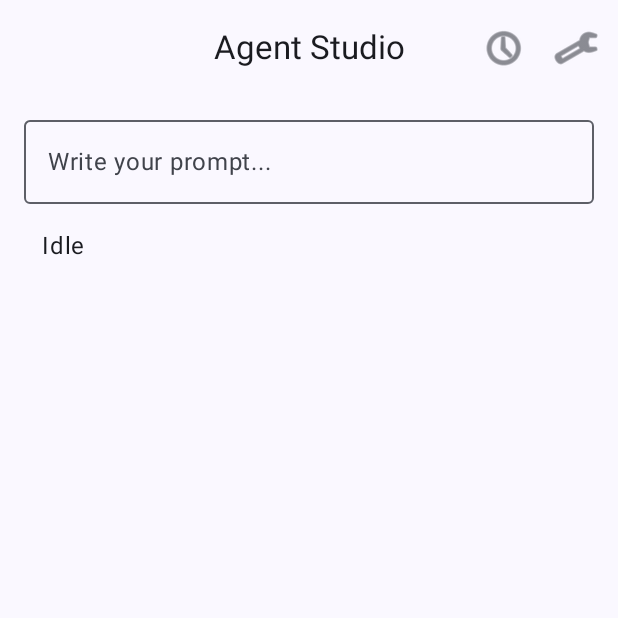
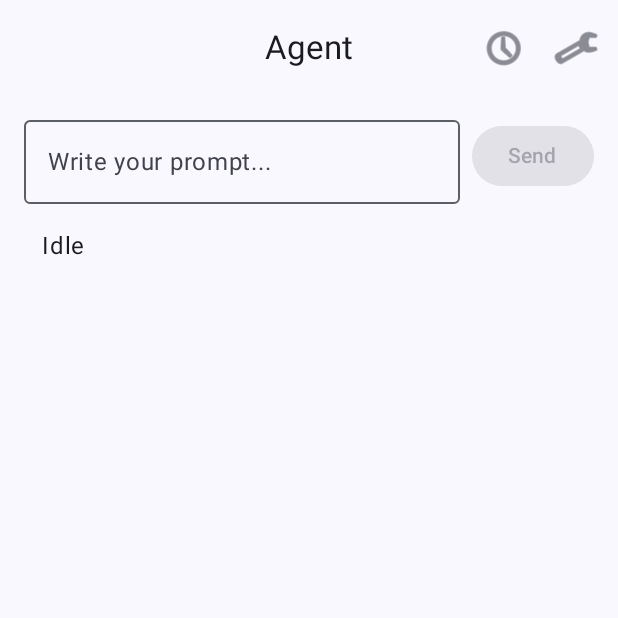
Before and after one commit to YehudaHeller10/my_app_agent, an Android app built with Jetpack Compose: the screen it shows after launch (MainActivity), on a phone screen of 412 x 824 dp, the top half of it. Run offline under Robolectric (Android 15) with nearby library versions, the phone set to English and light mode, and no system bars.

Commit message:
Refactor prompt input with separate send button and improved layout
Co-authored-by: yehudaheller103 <yehudaheller103@gmail.com>

```diff
--- a/empty_activity_template/app/src/main/java/com/example/empty_activity_template/MainActivity.kt
+++ b/empty_activity_template/app/src/main/java/com/example/empty_activity_template/MainActivity.kt
@@ -13,8 +13,7 @@ import androidx.compose.foundation.layout.fillMaxWidth
 import androidx.compose.foundation.layout.height
 import androidx.compose.foundation.layout.width
 import androidx.compose.foundation.layout.padding
-import androidx.compose.foundation.text.KeyboardActions
-import androidx.compose.foundation.text.KeyboardOptions
+import androidx.compose.material3.Button
 import androidx.compose.material3.CenterAlignedTopAppBar
 import androidx.compose.material3.CircularProgressIndicator
 import androidx.compose.material3.ExperimentalMaterial3Api
@@ -58,7 +57,7 @@ fun MainScreen(viewModel: MainViewModel = viewModel()) {
     val uiState: UiState = viewModel.state.collectAsState().value
 
     AppScaffold(
-        title = "Agent Studio",
+        title = "Agent",
         onSettings = { /* TODO: settings */ },
         onHistory = { /* TODO: history */ }
     ) { innerPadding ->
@@ -69,19 +68,22 @@ fun MainScreen(viewModel: MainViewModel = viewModel()) {
                 .padding(16.dp),
             verticalArrangement = Arrangement.Top
         ) {
-            OutlinedTextField(
-                value = promptText,
-                onValueChange = { promptText = it },
-                modifier = Modifier.fillMaxWidth(),
-                placeholder = { Text("Write your prompt...") },
-                singleLine = true,
-                keyboardOptions = KeyboardOptions(imeAction = ImeAction.Send),
-                keyboardActions = KeyboardActions(
-                    onSend = {
-                        viewModel.run(promptText)
-                    }
+            Row(modifier = Modifier.fillMaxWidth(), horizontalArrangement = Arrangement.Start) {
+                OutlinedTextField(
+                    value = promptText,
+                    onValueChange = { promptText = it },
+                    modifier = Modifier.weight(1f),
+                    placeholder = { Text("Write your prompt...") },
+                    singleLine = true
                 )
-            )
+                Spacer(modifier = Modifier.width(8.dp))
+                Button(
+                    onClick = { viewModel.run(promptText) },
+                    enabled = !uiState.isRunning && promptText.isNotBlank()
+                ) {
+                    Text("Send")
+                }
+            }
 
             Spacer(modifier = Modifier.height(16.dp))
 
```
